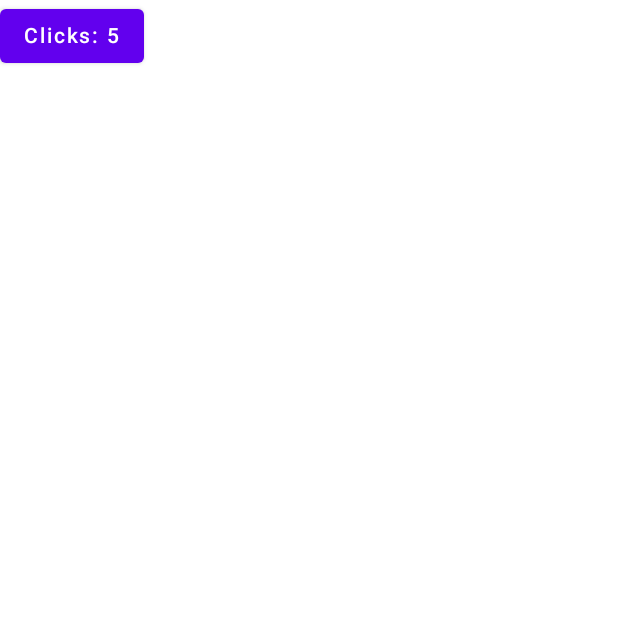
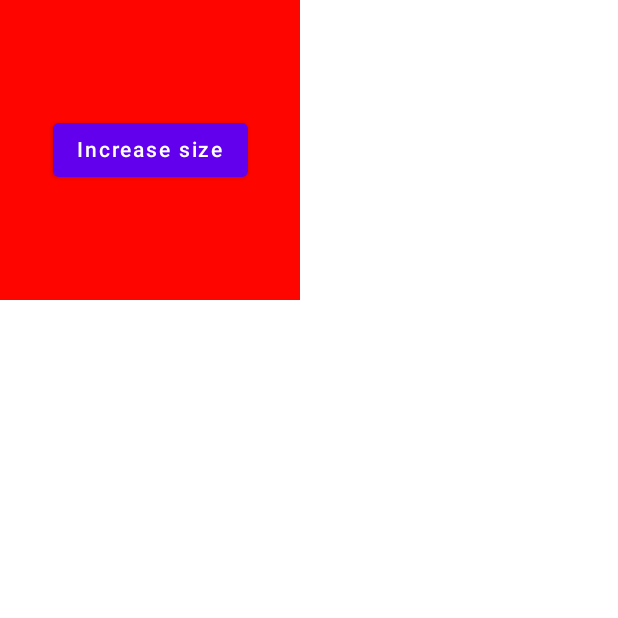
Before and after one commit to DHRUV-LIMBACHIYA/JetpackComposePractice, an Android app built with Jetpack Compose: the screen it shows after launch (MainActivity), on a phone screen of 412 x 824 dp, the top half of it. Run offline under Robolectric (Android 15) with nearby library versions, the phone set to English and light mode, and no system bars.

```diff
--- a/app/src/main/java/com/example/jetpackcomposepractice/MainActivity.kt
+++ b/app/src/main/java/com/example/jetpackcomposepractice/MainActivity.kt
@@ -3,18 +3,62 @@ package com.example.jetpackcomposepractice
 import android.os.Bundle
 import androidx.activity.ComponentActivity
 import androidx.activity.compose.setContent
+import androidx.compose.animation.animateColor
+import androidx.compose.animation.core.*
+import androidx.compose.foundation.background
+import androidx.compose.foundation.layout.Box
+import androidx.compose.foundation.layout.size
 import androidx.compose.material.Button
 import androidx.compose.material.Text
 import androidx.compose.material.rememberScaffoldState
 import androidx.compose.runtime.Composable
-import androidx.compose.runtime.SideEffect
+import androidx.compose.runtime.mutableStateOf
+import androidx.compose.runtime.*
+import androidx.compose.ui.Alignment
+import androidx.compose.ui.Modifier
+import androidx.compose.ui.graphics.Color
+import androidx.compose.ui.unit.dp
 
 class MainActivity : ComponentActivity() {
     override fun onCreate(savedInstanceState: Bundle?) {
         super.onCreate(savedInstanceState)
         setContent {
-            val scaffoldState = rememberScaffoldState()
-            ComposableWithProduceStateEffect(scaffoldState)
+            BoxAnimation()
         }
     }
 }
+
+
+@Composable
+fun BoxAnimation() {
+    var size by remember {
+        mutableStateOf(200.dp)
+    }
+
+    val sizeState by animateDpAsState(
+        targetValue = size,
+        tween(
+            durationMillis = 1000
+        )
+    )
+
+    val infiniteTransition = rememberInfiniteTransition()
+    val color by infiniteTransition.animateColor(
+        initialValue = Color.Green,
+        targetValue = Color.Red,
+        animationSpec = infiniteRepeatable(
+            tween(durationMillis = 3000),
+            repeatMode = RepeatMode.Reverse
+        )
+    )
+    Box(
+        modifier = Modifier
+            .size(sizeState)
+            .background(color),
+        contentAlignment = Alignment.Center
+    ) {
+        Button(onClick = { size += 50.dp }) {
+            Text(text = "Increase size")
+        }
+    }
+}
```
